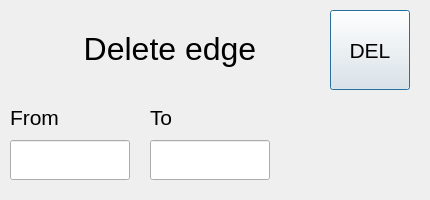
Meidori/PSTU_Labs_2023, file Sem_2/Labs/graph/GraphGenerator/deleteedge.ui: the form before one commit.
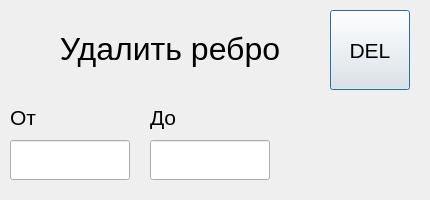
The form after the commit.

Patch:
```diff
--- a/Sem_2/Labs/graph/GraphGenerator/deleteedge.ui
+++ b/Sem_2/Labs/graph/GraphGenerator/deleteedge.ui
@@ -76,7 +76,7 @@
     </font>
    </property>
    <property name="text">
-    <string>To</string>
+    <string>До</string>
    </property>
    <property name="alignment">
     <set>Qt::AlignBottom|Qt::AlignLeading|Qt::AlignLeft</set>
@@ -97,7 +97,7 @@
     </font>
    </property>
    <property name="text">
-    <string>Delete edge</string>
+    <string>Удалить ребро</string>
    </property>
    <property name="alignment">
     <set>Qt::AlignCenter</set>
@@ -118,7 +118,7 @@
     </font>
    </property>
    <property name="text">
-    <string>From</string>
+    <string>От</string>
    </property>
    <property name="alignment">
     <set>Qt::AlignBottom|Qt::AlignLeading|Qt::AlignLeft</set>
```
